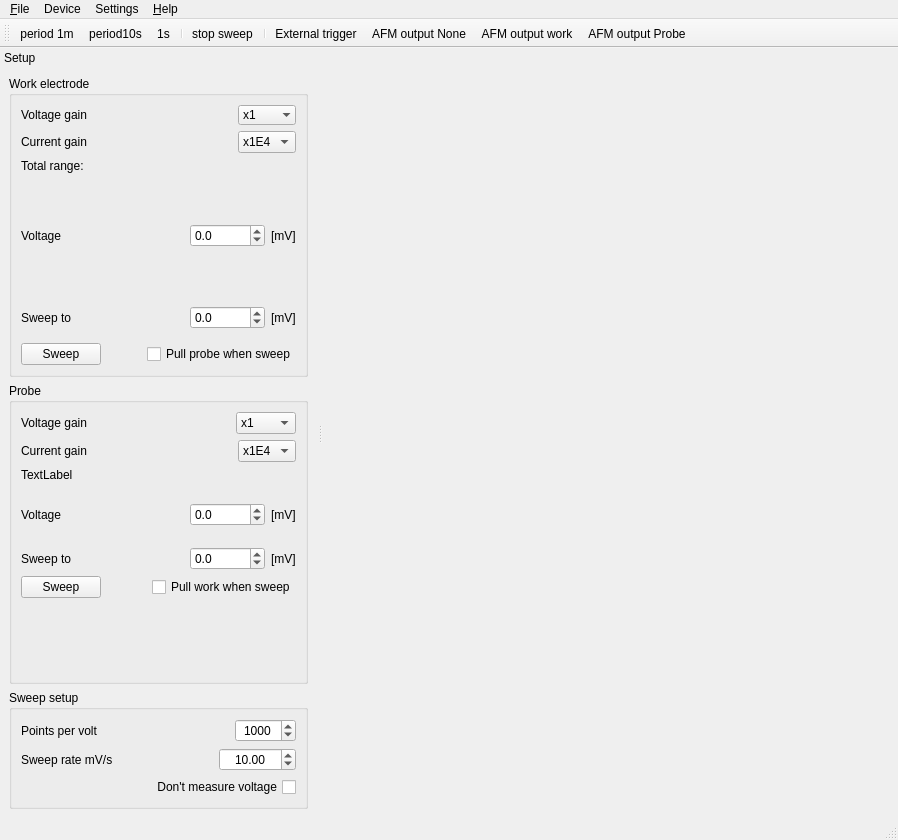
This is software/digitizer/src/main_wnd.ui in z80/digitizer as Qt 5 draws it before an edit. The edited form follows.
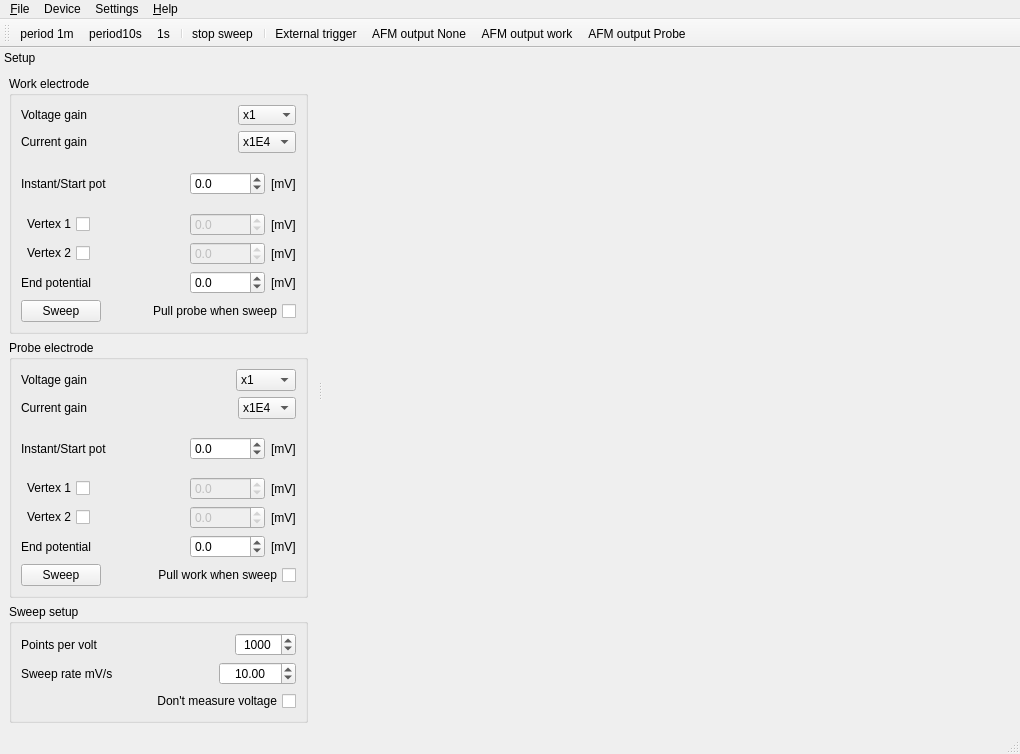
This is the edited form. Icons and pictures are not drawn.

Diff of the .ui file:
```diff
--- a/software/digitizer/src/main_wnd.ui
+++ b/software/digitizer/src/main_wnd.ui
@@ -6,8 +6,8 @@
    <rect>
     <x>0</x>
     <y>0</y>
-    <width>898</width>
-    <height>840</height>
+    <width>1020</width>
+    <height>754</height>
    </rect>
   </property>
   <property name="windowTitle">
@@ -32,7 +32,7 @@
     <rect>
      <x>0</x>
      <y>0</y>
-     <width>898</width>
+     <width>1020</width>
      <height>21</height>
     </rect>
    </property>
@@ -88,7 +88,7 @@
        <property name="title">
         <string>Work electrode</string>
        </property>
-       <layout class="QVBoxLayout" name="verticalLayout_2" stretch="1,1,0,1,1,1,1,1">
+       <layout class="QVBoxLayout" name="verticalLayout">
         <item>
          <layout class="QHBoxLayout" name="horizontalLayout">
           <item>
@@ -193,13 +193,6 @@
           </item>
          </layout>
         </item>
-        <item>
-         <widget class="QLabel" name="workGainInfo">
-          <property name="text">
-           <string>Total range:</string>
-          </property>
-         </widget>
-        </item>
         <item>
          <spacer name="verticalSpacer">
           <property name="orientation">
@@ -218,7 +211,7 @@
           <item>
            <widget class="QLabel" name="label_4">
             <property name="text">
-             <string>Voltage</string>
+             <string>Instant/Start pot</string>
             </property>
            </widget>
           </item>
@@ -270,12 +263,112 @@
           </property>
          </spacer>
         </item>
+        <item>
+         <layout class="QHBoxLayout" name="horizontalLayout_11">
+          <item>
+           <widget class="QCheckBox" name="workVertex1En">
+            <property name="layoutDirection">
+             <enum>Qt::RightToLeft</enum>
+            </property>
+            <property name="text">
+             <string>Vertex 1</string>
+            </property>
+           </widget>
+          </item>
+          <item>
+           <spacer name="horizontalSpacer_11">
+            <property name="orientation">
+             <enum>Qt::Horizontal</enum>
+            </property>
+            <property name="sizeHint" stdset="0">
+             <size>
+              <width>40</width>
+              <height>20</height>
+             </size>
+            </property>
+           </spacer>
+          </item>
+          <item>
+           <widget class="QDoubleSpinBox" name="workVertex1">
+            <property name="enabled">
+             <bool>false</bool>
+            </property>
+            <property name="decimals">
+             <number>1</number>
+            </property>
+            <property name="minimum">
+             <double>-10000.000000000000000</double>
+            </property>
+            <property name="maximum">
+             <double>10000.000000000000000</double>
+            </property>
+           </widget>
+          </item>
+          <item>
+           <widget class="QLabel" name="label_13">
+            <property name="text">
+             <string>[mV]</string>
+            </property>
+           </widget>
+          </item>
+         </layout>
+        </item>
+        <item>
+         <layout class="QHBoxLayout" name="horizontalLayout_12">
+          <item>
+           <widget class="QCheckBox" name="workVertex2En">
+            <property name="layoutDirection">
+             <enum>Qt::RightToLeft</enum>
+            </property>
+            <property name="text">
+             <string>Vertex 2</string>
+            </property>
+           </widget>
+          </item>
+          <item>
+           <spacer name="horizontalSpacer_12">
+            <property name="orientation">
+             <enum>Qt::Horizontal</enum>
+            </property>
+            <property name="sizeHint" stdset="0">
+             <size>
+              <width>40</width>
+              <height>20</height>
+             </size>
+            </property>
+           </spacer>
+          </item>
+          <item>
+           <widget class="QDoubleSpinBox" name="workVertex2">
+            <property name="enabled">
+             <bool>false</bool>
+            </property>
+            <property name="decimals">
+             <number>1</number>
+            </property>
+            <property name="minimum">
+             <double>-10000.000000000000000</double>
+            </property>
+            <property name="maximum">
+             <double>10000.000000000000000</double>
+            </property>
+           </widget>
+          </item>
+          <item>
+           <widget class="QLabel" name="label_14">
+            <property name="text">
+             <string>[mV]</string>
+            </property>
+           </widget>
+          </item>
+         </layout>
+        </item>
         <item>
          <layout class="QHBoxLayout" name="horizontalLayout_4">
           <item>
            <widget class="QLabel" name="label_5">
             <property name="text">
-             <string>Sweep to</string>
+             <string>End potential</string>
             </property>
            </widget>
           </item>
@@ -338,6 +431,9 @@
           </item>
           <item>
            <widget class="QCheckBox" name="pullProbe">
+            <property name="layoutDirection">
+             <enum>Qt::RightToLeft</enum>
+            </property>
             <property name="text">
              <string>Pull probe when sweep</string>
             </property>
@@ -351,9 +447,9 @@
      <item>
       <widget class="QGroupBox" name="groupBox_2">
        <property name="title">
-        <string>Probe</string>
+        <string>Probe electrode</string>
        </property>
-       <layout class="QVBoxLayout" name="verticalLayout_3" stretch="1,1,0,1,1,1,1,1,5">
+       <layout class="QVBoxLayout" name="verticalLayout_2">
         <item>
          <layout class="QHBoxLayout" name="horizontalLayout_6">
           <item>
@@ -455,13 +551,6 @@
           </item>
          </layout>
         </item>
-        <item>
-         <widget class="QLabel" name="probeGainInfo">
-          <property name="text">
-           <string>TextLabel</string>
-          </property>
-         </widget>
-        </item>
         <item>
          <spacer name="verticalSpacer_4">
           <property name="orientation">
@@ -480,7 +569,7 @@
           <item>
            <widget class="QLabel" name="label_9">
             <property name="text">
-             <string>Voltage</string>
+             <string>Instant/Start pot</string>
             </property>
            </widget>
           </item>
@@ -532,12 +621,112 @@
           </property>
          </spacer>
         </item>
+        <item>
+         <layout class="QHBoxLayout" name="horizontalLayout_16">
+          <item>
+           <widget class="QCheckBox" name="probeVertex1En">
+            <property name="layoutDirection">
+             <enum>Qt::RightToLeft</enum>
+            </property>
+            <property name="text">
+             <string>Vertex 1</string>
+            </property>
+           </widget>
+          </item>
+          <item>
+           <spacer name="horizontalSpacer_15">
+            <property name="orientation">
+             <enum>Qt::Horizontal</enum>
+            </property>
+            <property name="sizeHint" stdset="0">
+             <size>
+              <width>40</width>
+              <height>20</height>
+             </size>
+            </property>
+           </spacer>
+          </item>
+          <item>
+           <widget class="QDoubleSpinBox" name="probeVertex1">
+            <property name="enabled">
+             <bool>false</bool>
+            </property>
+            <property name="decimals">
+             <number>1</number>
+            </property>
+            <property name="minimum">
+             <double>-10000.000000000000000</double>
+            </property>
+            <property name="maximum">
+             <double>10000.000000000000000</double>
+            </property>
+           </widget>
+          </item>
+          <item>
+           <widget class="QLabel" name="label_17">
+            <property name="text">
+             <string>[mV]</string>
+            </property>
+           </widget>
+          </item>
+         </layout>
+        </item>
+        <item>
+         <layout class="QHBoxLayout" name="horizontalLayout_17">
+          <item>
+           <widget class="QCheckBox" name="probeVertex2En">
+            <property name="layoutDirection">
+             <enum>Qt::RightToLeft</enum>
+            </property>
+            <property name="text">
+             <string>Vertex 2</string>
+            </property>
+           </widget>
+          </item>
+          <item>
+           <spacer name="horizontalSpacer_16">
+            <property name="orientation">
+             <enum>Qt::Horizontal</enum>
+            </property>
+            <property name="sizeHint" stdset="0">
+             <size>
+              <width>40</width>
+              <height>20</height>
+             </size>
+            </property>
+           </spacer>
+          </item>
+          <item>
+           <widget class="QDoubleSpinBox" name="probeVertex2">
+            <property name="enabled">
+             <bool>false</bool>
+            </property>
+            <property name="decimals">
+             <number>1</number>
+            </property>
+            <property name="minimum">
+             <double>-10000.000000000000000</double>
+            </property>
+            <property name="maximum">
+             <double>10000.000000000000000</double>
+            </property>
+           </widget>
+          </item>
+          <item>
+           <widget class="QLabel" name="label_18">
+            <property name="text">
+             <string>[mV]</string>
+            </property>
+           </widget>
+          </item>
+         </layout>
+        </item>
         <item>
          <layout class="QHBoxLayout" name="horizontalLayout_9">
           <item>
            <widget class="QLabel" name="label_11">
             <property name="text">
-             <string>Sweep to</string>
+             <string>End potential</string>
             </property>
            </widget>
           </item>
@@ -600,6 +789,9 @@
           </item>
           <item>
            <widget class="QCheckBox" name="pullWork">
+            <property name="layoutDirection">
+             <enum>Qt::RightToLeft</enum>
+            </property>
             <property name="text">
              <string>Pull work when sweep</string>
             </property>
@@ -607,19 +799,6 @@
           </item>
          </layout>
         </item>
-        <item>
-         <spacer name="verticalSpacer_6">
-          <property name="orientation">
-           <enum>Qt::Vertical</enum>
-          </property>
-          <property name="sizeHint" stdset="0">
-           <size>
-            <width>20</width>
-            <height>37</height>
-           </size>
-          </property>
-         </spacer>
-        </item>
        </layout>
       </widget>
      </item>
@@ -628,7 +807,7 @@
        <property name="title">
         <string>Sweep setup</string>
        </property>
-       <layout class="QVBoxLayout" name="verticalLayout">
+       <layout class="QVBoxLayout" name="verticalLayout_3">
         <item>
          <layout class="QHBoxLayout" name="horizontalLayout_13">
           <item>
@@ -716,17 +895,31 @@
          </layout>
         </item>
         <item>
-         <widget class="QCheckBox" name="sweepDacMode">
-          <property name="layoutDirection">
-           <enum>Qt::RightToLeft</enum>
-          </property>
-          <property name="text">
-           <string>Don't measure voltage</string>
-          </property>
-         </widget>
-        </item>
-        <item>
-         <layout class="QHBoxLayout" name="horizontalLayout_14"/>
+         <layout class="QHBoxLayout" name="horizontalLayout_14">
+          <item>
+           <spacer name="horizontalSpacer_17">
+            <property name="orientation">
+             <enum>Qt::Horizontal</enum>
+            </property>
+            <property name="sizeHint" stdset="0">
+             <size>
+              <width>40</width>
+              <height>20</height>
+             </size>
+            </property>
+           </spacer>
+          </item>
+          <item>
+           <widget class="QCheckBox" name="sweepDacMode">
+            <property name="layoutDirection">
+             <enum>Qt::RightToLeft</enum>
+            </property>
+            <property name="text">
+             <string>Don't measure voltage</string>
+            </property>
+           </widget>
+          </item>
+         </layout>
         </item>
        </layout>
       </widget>
```
